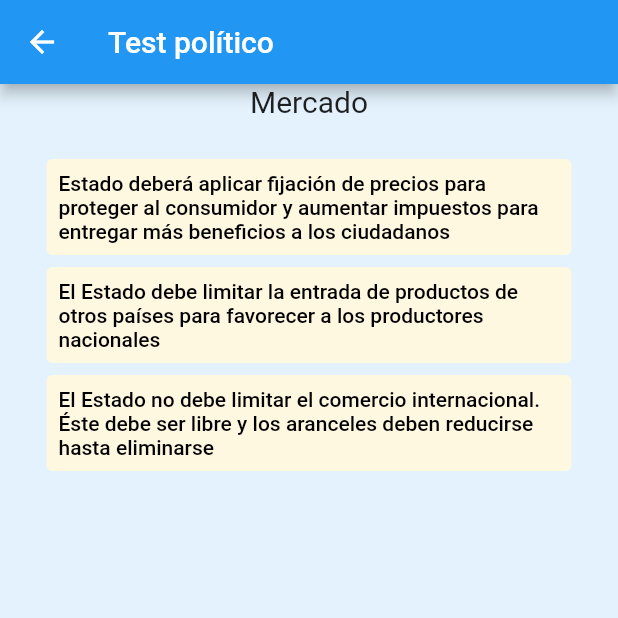
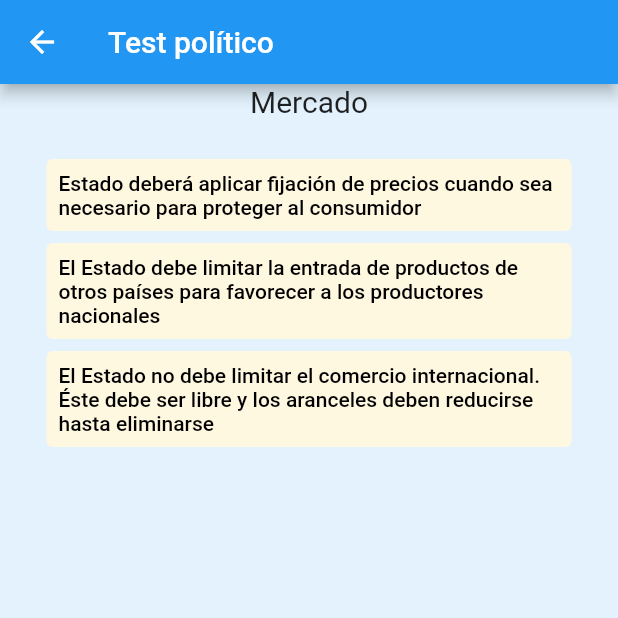
Before and after one commit to mcuadrai/politic_app, a Flutter app: the screen it shows after launch, after a tap on "Siguiente", on a phone screen of 412 x 824 dp, the top half of it. Run offline on Flutter 3.47's test engine with Material 2 defaults, Android fonts, the phone set to English and light mode, and no system bars.

Commit message:
changing text of choices

```diff
--- a/lib/quiz_poll.dart
+++ b/lib/quiz_poll.dart
@@ -10,7 +10,7 @@ class QuizPoll {
     [
       {
         'description':
-        'Estado deberá aplicar fijación de precios para proteger al consumidor y aumentar impuestos para entregar más beneficios a los ciudadanos',
+            'Estado deberá aplicar fijación de precios cuando sea necesario para proteger al consumidor',
         'ideology_id': 1,
         'totalitarian_point': 10
       },
```
